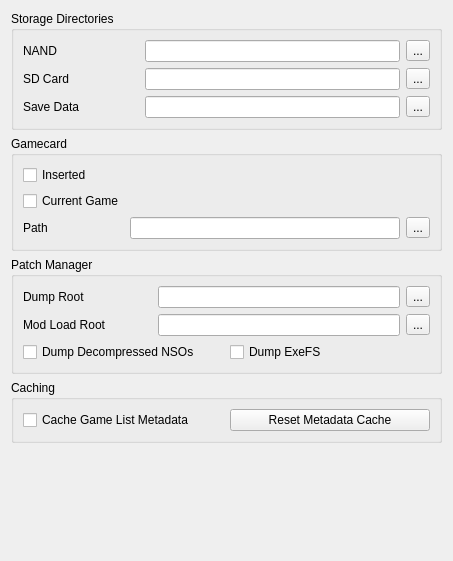
rorrim-rorrim/eden-alt, file src/yuzu/configuration/configure_filesystem.ui: the form before one commit.
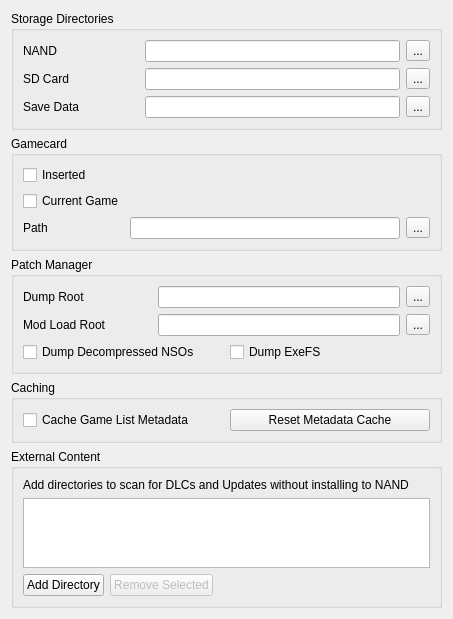
The form after the commit.

Commit message: rework the third, as ExternalContentProvider in patch_manager.cpp (less functions)

What changed in the file:
```diff
--- a/src/yuzu/configuration/configure_filesystem.ui
+++ b/src/yuzu/configuration/configure_filesystem.ui
@@ -239,6 +239,66 @@
        </layout>
       </widget>
      </item>
+     <item>
+      <widget class="QGroupBox" name="groupBox_6">
+       <property name="title">
+        <string>External Content</string>
+       </property>
+       <layout class="QVBoxLayout" name="verticalLayout_external">
+        <item>
+         <widget class="QLabel" name="label_external_desc">
+          <property name="text">
+           <string>Add directories to scan for DLCs and Updates without installing to NAND</string>
+          </property>
+          <property name="wordWrap">
+           <bool>true</bool>
+          </property>
+         </widget>
+        </item>
+        <item>
+         <widget class="QListWidget" name="external_content_list">
+          <property name="selectionMode">
+           <enum>QAbstractItemView::SingleSelection</enum>
+          </property>
+         </widget>
+        </item>
+        <item>
+         <layout class="QHBoxLayout" name="horizontalLayout_external_buttons">
+          <item>
+           <widget class="QPushButton" name="add_external_dir_button">
+            <property name="text">
+             <string>Add Directory</string>
+            </property>
+           </widget>
+          </item>
+          <item>
+           <widget class="QPushButton" name="remove_external_dir_button">
+            <property name="text">
+             <string>Remove Selected</string>
+            </property>
+            <property name="enabled">
+             <bool>false</bool>
+            </property>
+           </widget>
+          </item>
+          <item>
+           <spacer name="horizontalSpacer_external">
+            <property name="orientation">
+             <enum>Qt::Horizontal</enum>
+            </property>
+            <property name="sizeHint" stdset="0">
+             <size>
+              <width>40</width>
+              <height>20</height>
+             </size>
+            </property>
+           </spacer>
+          </item>
+         </layout>
+        </item>
+       </layout>
+      </widget>
+     </item>
     </layout>
    </item>
    <item>
```
The commit also changes 22 other files.
